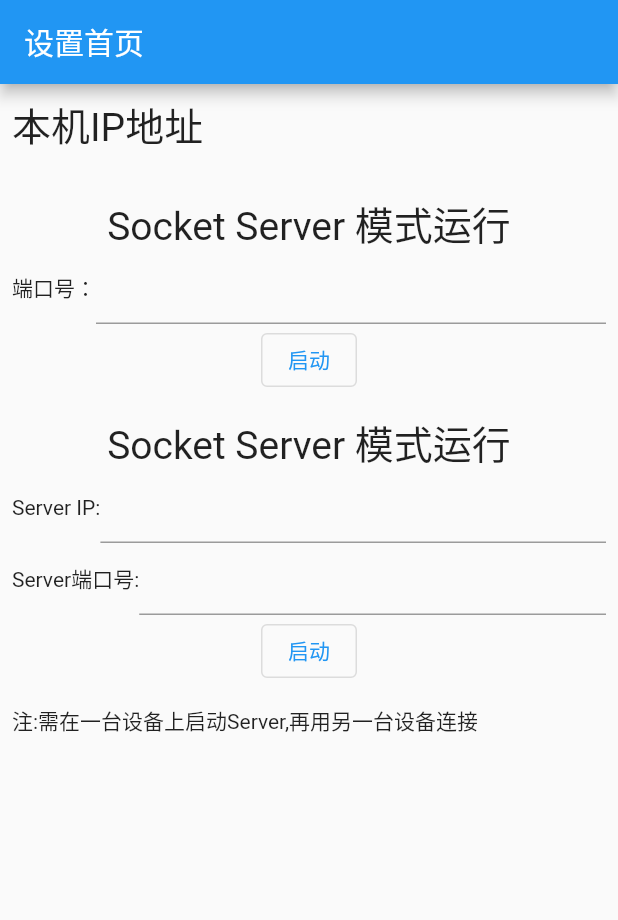
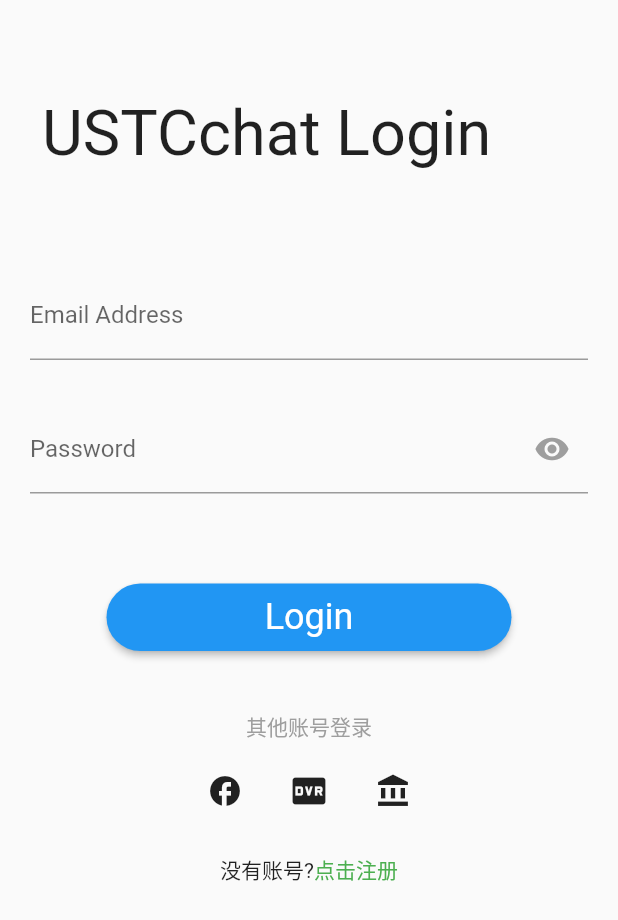
Before and after one commit to ihcnay/USTCchat, a Flutter app: the screen it shows after launch, on a phone screen of 412 x 824 dp. Shown: the top 920 px of the screen. Run offline on Flutter 3.47's test engine with Material 2 defaults, Android fonts, the phone set to English and light mode, and no system bars.

Commit message:
loginpage

```diff
--- a/USTCchat/lib/main.dart
+++ b/USTCchat/lib/main.dart
@@ -1,24 +1,46 @@
 import 'package:flutter/material.dart';
 import 'package:ustcchat/net/Socket.dart';
 import 'package:ustcchat/page/ChatPage.dart';
+import 'package:ustcchat/page/LoginPage.dart';
 import 'package:ustcchat/page/SettingHomePage.dart';
 
 import 'module/Message.dart';
 
 void main() {
-  runApp(MyApp());
+  runApp(const StartApp());
 }
 
-class MyApp extends StatefulWidget {
-  const MyApp({super.key});
+class StartApp extends StatelessWidget {
+  const StartApp({Key? key}) : super(key: key);
+
+  @override
+  Widget build(BuildContext context) {
+    return MaterialApp(
+        debugShowCheckedModeBanner: false, // 不显示右上角的 debug
+        title: 'USTCchat',
+        theme: ThemeData(
+          primarySwatch: Colors.blue,
+        ),
+        // 注册路由表
+        routes: {
+          "/Init":(context) => const InitApp()            //初始化路由
+        },
+        home:const LoginPage(title: "登录"),
+        );
+  }
+}
+
+//完成账号输入后初始化
+class InitApp extends StatefulWidget {
+  const InitApp({super.key});
 
   @override
   State<StatefulWidget> createState() {
-    return _MyAppState();
+    return _InitAppState();
   }
 }
 
-class _MyAppState extends State<MyApp> {
+class _InitAppState extends State<InitApp> {
   late BaseSocketCS _socketCS;
 
   final List<Message> _messages = [];
@@ -67,8 +89,7 @@ class _MyAppState extends State<MyApp> {
   Widget build(BuildContext context) {
     return MaterialApp(
       title: "Socket IM",
-      home: SettingHomePage(
-          createServer, createClient, goToChatPage),
+      home: SettingHomePage(createServer, createClient, goToChatPage),
     );
   }
 }
--- /dev/null
+++ b/USTCchat/lib/page/LoginPage.dart
@@ -0,0 +1,188 @@
+import 'package:flutter/material.dart';
+
+class LoginPage extends StatefulWidget {
+  const LoginPage({Key? key, required this.title}) : super(key: key);
+  final String title;
+
+  @override
+    _LoginPageState createState() => _LoginPageState();
+}
+
+class _LoginPageState extends State<LoginPage> {
+  final GlobalKey _formKey = GlobalKey<FormState>();
+  late String _email, _password;
+  bool _isObscure = true;
+  Color _eyeColor = Colors.grey;
+  final List _loginMethod = [
+    {
+      "title": "facebook",
+      "icon": Icons.facebook,
+    },
+    {
+      "title": "google",
+      "icon": Icons.fiber_dvr,
+    },
+    {
+      "title": "twitter",
+      "icon": Icons.account_balance,
+    },
+  ];
+
+  @override
+  Widget build(BuildContext context) {
+    return Scaffold(
+      body: Form(
+        key: _formKey, // 设置globalKey，用于后面获取FormStat
+        autovalidateMode: AutovalidateMode.onUserInteraction,
+        child: ListView(
+          padding: const EdgeInsets.symmetric(horizontal: 20),
+          children: [
+            const SizedBox(height: kToolbarHeight), // 距离顶部一个工具栏的高度
+            buildTitle(), // Login
+            const SizedBox(height: 60),
+            buildEmailTextField(), // 输入邮箱
+            const SizedBox(height: 30),
+            buildPasswordTextField(context), // 输入密码
+            const SizedBox(height: 60),
+            buildLoginButton(context), // 登录按钮
+            const SizedBox(height: 40),
+            buildOtherLoginText(), // 其他账号登录
+            buildOtherMethod(context), // 其他登录方式
+            buildRegisterText(context), // 注册
+          ],
+        ),
+      ),
+    );
+  }
+
+  Widget buildRegisterText(context) {
+    return Center(
+      child: Padding(
+        padding: const EdgeInsets.only(top: 10),
+        child: Row(
+          mainAxisAlignment: MainAxisAlignment.center,
+          children: [
+            const Text('没有账号?'),
+            GestureDetector(
+              child: const Text('点击注册', style: TextStyle(color: Colors.green)),
+              onTap: () {
+                print("点击注册");
+              },
+            )
+          ],
+        ),
+      ),
+    );
+  }
+
+  Widget buildOtherMethod(context) {
+    return ButtonBar(
+      alignment: MainAxisAlignment.center,
+      children: _loginMethod
+          .map((item) => Builder(builder: (context) {
+        return IconButton(
+            icon: Icon(item['icon'],
+                color: Theme.of(context).iconTheme.color),
+            onPressed: () {
+              //第三方登录方法
+              ScaffoldMessenger.of(context).showSnackBar(
+                SnackBar(
+                    content: Text('${item['title']}登录'),
+                    action: SnackBarAction(
+                      label: '取消',
+                      onPressed: () {},
+                    )),
+              );
+            });
+      }))
+          .toList(),
+    );
+  }
+
+  Widget buildOtherLoginText() {
+    return const Center(
+      child: Text(
+        '其他账号登录',
+        style: TextStyle(color: Colors.grey, fontSize: 14),
+      ),
+    );
+  }
+
+  Widget buildLoginButton(BuildContext context) {
+    return Align(
+      child: SizedBox(
+        height: 45,
+        width: 270,
+        child: ElevatedButton(
+          style: ButtonStyle(
+            // 设置圆角
+              shape: MaterialStateProperty.all(const StadiumBorder(
+                  side: BorderSide(style: BorderStyle.none)))),
+          child: Text('Login',
+              style: Theme.of(context).primaryTextTheme.headlineSmall),
+          onPressed: () {
+            // 表单校验通过才会继续执行
+            // if ((_formKey.currentState as FormState).validate()) {
+            //   (_formKey.currentState as FormState).save();
+            //   //执行登录方法
+            //   print('email: $_email, password: $_password');
+            // }
+            Navigator.pushNamed(context, "/Init");
+          },
+        ),
+      ),
+    );
+  }
+
+
+  Widget buildPasswordTextField(BuildContext context) {
+    return TextFormField(
+        obscureText: _isObscure, // 是否显示文字（密码隐藏功能）
+        onSaved: (v) => _password = v!,
+        validator: (v) {
+          if (v!.isEmpty) {
+            return '请输入密码';
+          }
+        },
+        decoration: InputDecoration(
+            labelText: "Password",
+            suffixIcon: IconButton(
+              icon: Icon(
+                Icons.remove_red_eye,
+                color: _eyeColor,
+              ),
+              onPressed: () {
+                // 修改 state 内部变量, 且需要界面内容更新, 需要使用 setState()
+                setState(() {
+                  _isObscure = !_isObscure;
+                  _eyeColor = (_isObscure
+                      ? Colors.grey
+                      : Theme.of(context).iconTheme.color)!;
+                });
+              },
+            )));
+  }
+
+  Widget buildEmailTextField() {
+    return TextFormField(
+      decoration: const InputDecoration(labelText: 'Email Address'),
+      // validator: (v) {
+      //   var emailReg = RegExp(       //表单校验
+      //       r"[\w!#$%&'*+/=?^_`{|}~-]+(?:\.[\w!#$%&'*+/=?^_`{|}~-]+)*@(?:[\w](?:[\w-]*[\w])?\.)+[\w](?:[\w-]*[\w])?");
+      //   if (!emailReg.hasMatch(v!)) {
+      //     return '请输入正确的邮箱地址';
+      //   }
+      // },
+      onSaved: (v) => _email = v!,
+    );
+  }
+
+  Widget buildTitle() {
+    return const Padding(
+        padding: EdgeInsets.all(8),
+        child: Text(
+          'USTCchat Login',
+          style: TextStyle(fontSize: 42),
+        ));
+  }
+}
--- a/USTCchat/lib/page/SettingHomePage.dart
+++ b/USTCchat/lib/page/SettingHomePage.dart
@@ -96,7 +96,7 @@ class _SettingHomePageState extends State<SettingHomePage> {
     return Column(
       children: <Widget>[
         const Text(
-          "Socket Server 模式运行",
+          "Socket Client 模式运行",
           style: TextStyle(fontSize: 26),
         ),
         Row(
```
